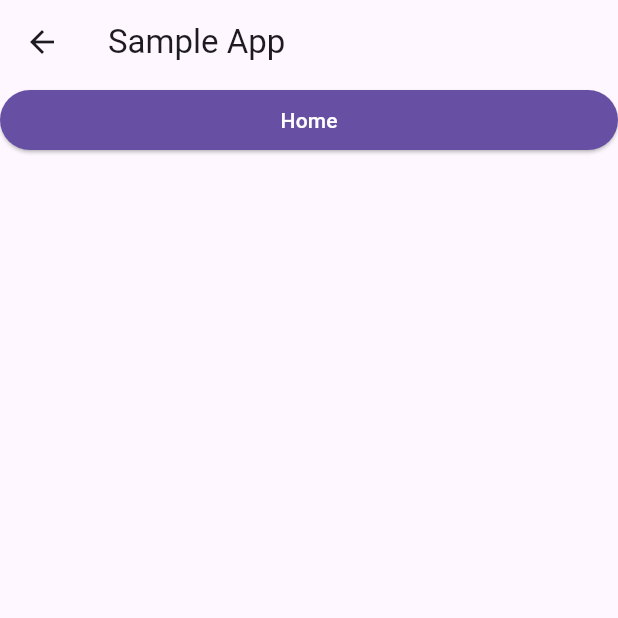
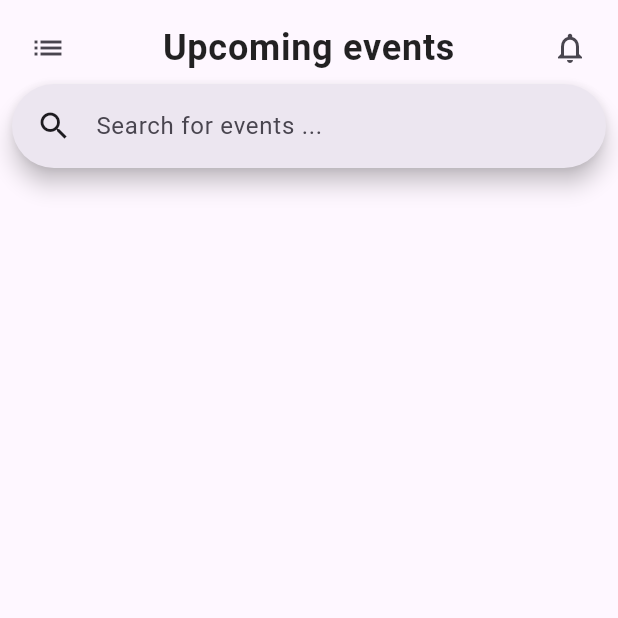
Before and after one commit to badis-byte/dzevent, a Flutter app: the EventFeed screen opened directly, on a phone screen of 412 x 824 dp, the top half of it. Run offline on Flutter 3.47's test engine with Material 3 defaults, Android fonts, the phone set to English and light mode, and no system bars.

Commit message:
feat: add appbar and searchbar

```diff
--- a/lib/screens/event_feed.dart
+++ b/lib/screens/event_feed.dart
@@ -1,3 +1,4 @@
+import 'package:dzevent/lib/styles.dart';
 import 'package:dzevent/screens/home.dart';
 import 'package:flutter/material.dart';
 
@@ -8,8 +9,33 @@ class EventFeed extends StatelessWidget {
   @override
   Widget build(BuildContext context) {
     return Scaffold(
-      appBar: AppBar(title: Text("Sample App")),
-      body: Column(children: [NavScreenLink()]),
+      body: Padding(
+        padding: const EdgeInsets.all(8.0),
+        child: Column(
+          children: [
+            Row(
+              children: [
+                IconButton(onPressed: () {}, icon: Icon(Icons.list)),
+                Expanded(
+                  child: Text(
+                    "Upcoming events",
+                    textAlign: TextAlign.center,
+                    style: headingStyle,
+                  ),
+                ),
+                IconButton(
+                  onPressed: () {},
+                  icon: Icon(Icons.notifications_none),
+                ),
+              ],
+            ),
+            SearchAnchor.bar(
+              suggestionsBuilder: (context, controller) => [],
+              barHintText: "Search for events ...",
+            ),
+          ],
+        ),
+      ),
     );
   }
 }
```
Also changed, not shown: lib/lib/styles.dart (added, +55 -0 lines).
